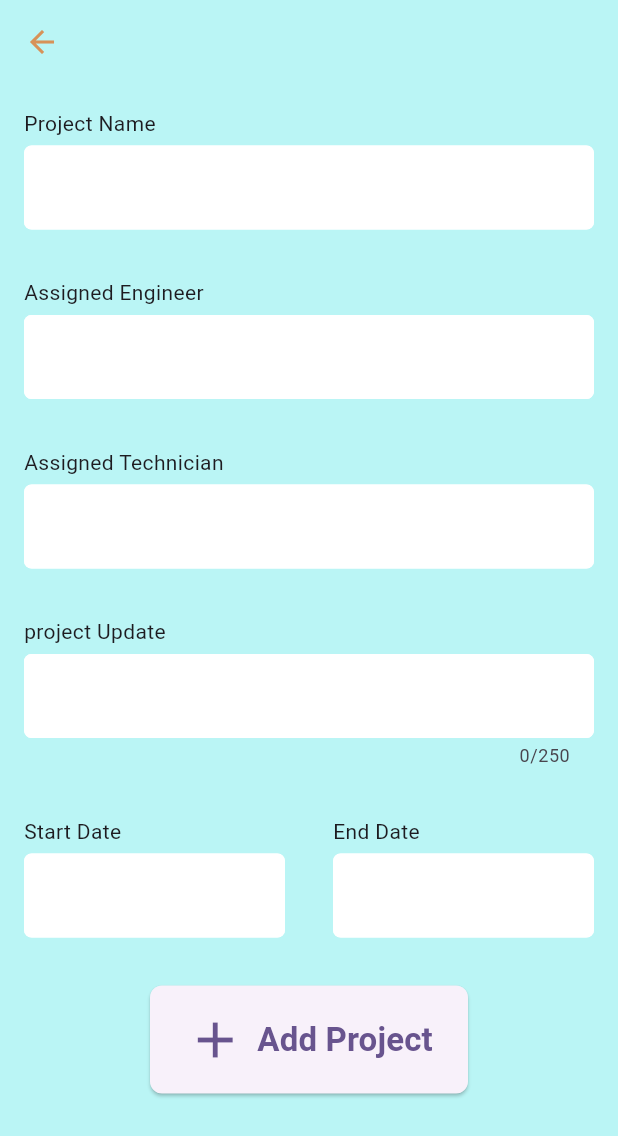
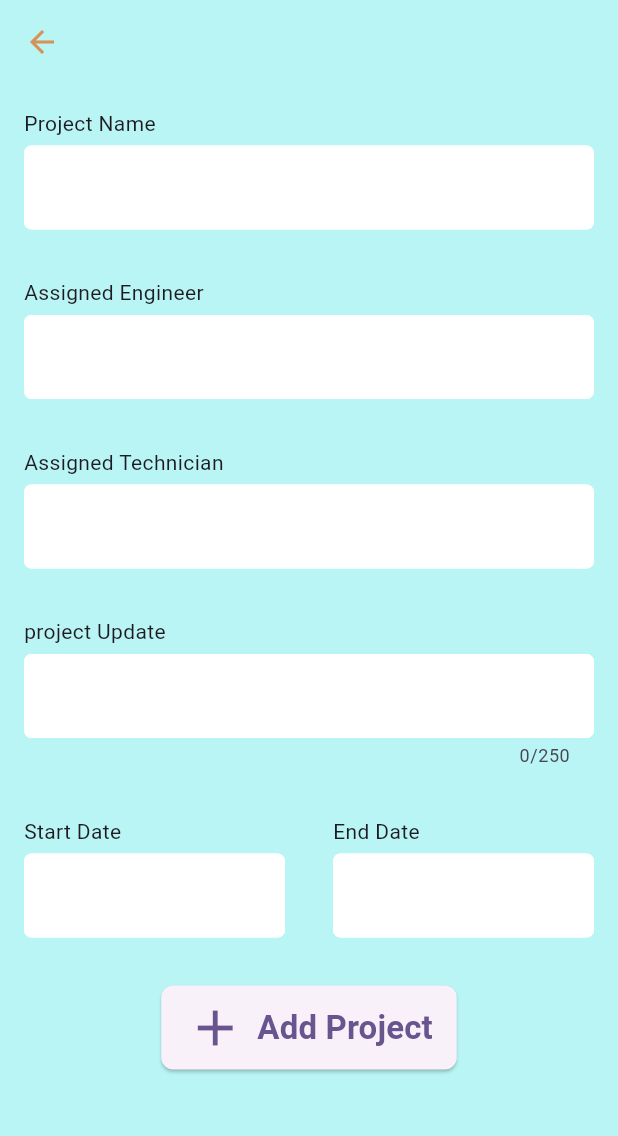
Before and after one commit to codereyamin/task_app, a Flutter app: the screen it shows after launch, after a tap on "Add New Project", on a phone screen of 412 x 824 dp. Shown: the top 1136 px of the screen. Run offline on Flutter 3.47's test engine with Material 3 defaults, Android fonts, the phone set to English and light mode, and no system bars; our stand-ins replace get; network calls fail.

Commit message:
ui bug fix

```diff
--- a/lib/app/modules/edit_and_add/views/edit_and_add_view.dart
+++ b/lib/app/modules/edit_and_add/views/edit_and_add_view.dart
@@ -13,7 +13,9 @@ class EditAndAddView extends StatelessWidget {
         init: EditAndAddController(),
         builder: (controller) {
           return Scaffold(
-            appBar: AppBar(),
+            appBar: AppBar(
+              forceMaterialTransparency: true,
+            ),
             body: Form(
               key: controller.userFieldGlobalKey,
               child: ListView(
@@ -65,8 +67,8 @@ class EditAndAddView extends StatelessWidget {
                     height: 16,
                   ),
                   Obx(
-                    () => Padding(
-                      padding: const EdgeInsets.symmetric(horizontal: 100),
+                    () => Align(
+                      alignment: Alignment.center,
                       child: ElevatedButton.icon(
                         onPressed: () {
                           if (!controller.isLoading.value) {
@@ -89,14 +91,15 @@ class EditAndAddView extends StatelessWidget {
                                 style: AppTextStyle.textStyle1,
                               ),
                         style: ElevatedButton.styleFrom(
-                            padding: const EdgeInsets.all(16),
+                            padding: const EdgeInsets.symmetric(
+                                horizontal: 16, vertical: 8),
                             shape: RoundedRectangleBorder(
                                 borderRadius: BorderRadius.circular(8))),
                       ),
                     ),
                   ),
                   const SizedBox(
-                    height: 16,
+                    height: 32,
                   ),
                 ],
               ),
--- a/lib/app/modules/home/views/home_view.dart
+++ b/lib/app/modules/home/views/home_view.dart
@@ -17,7 +17,7 @@ class HomeView extends StatelessWidget {
         builder: (controller) {
           return Scaffold(
             appBar: AppBar(
-              title: const Text('Home Page'),
+              title: const Text('All Project'),
               centerTitle: true,
             ),
             body: Obx(
--- a/lib/main.dart
+++ b/lib/main.dart
@@ -15,6 +15,7 @@ class MyApp extends StatelessWidget {
   Widget build(BuildContext context) {
     return GetMaterialApp(
       title: 'Flutter task app',
+      debugShowCheckedModeBanner: false,
       theme: appThemeData,
       initialRoute: AppPages.INITIAL,
       getPages: AppPages.routes,
```
